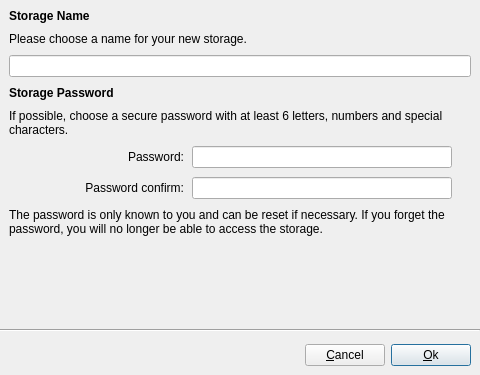
chmmou/olbaflinx, file src/ui/Storage/NewStorageDialog.ui: the form before one commit.
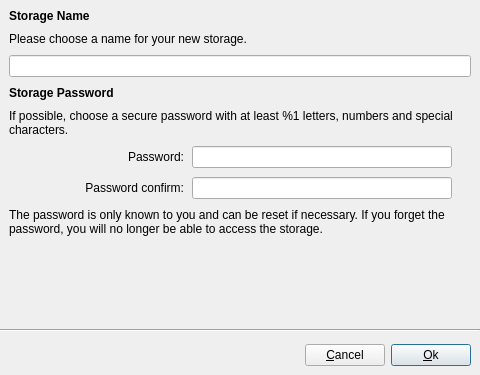
The form after the commit. Icons and pictures are not drawn.

Commit message: Let the create dialog check what it hands out

The edit to the form file:
```diff
--- a/src/ui/Storage/NewStorageDialog.ui
+++ b/src/ui/Storage/NewStorageDialog.ui
@@ -101,7 +101,7 @@
      <item>
       <widget class="QLabel" name="labelStoragePasswordDescriptionTop">
        <property name="text">
-        <string>If possible, choose a secure password with at least 6 letters, numbers and special characters.</string>
+        <string>If possible, choose a secure password with at least %1 letters, numbers and special characters.</string>
        </property>
        <property name="textFormat">
         <enum>Qt::PlainText</enum>
```
Left out of the diff: 45 changed lines with no effect on the pictures. The commit also changes 7 other files.
